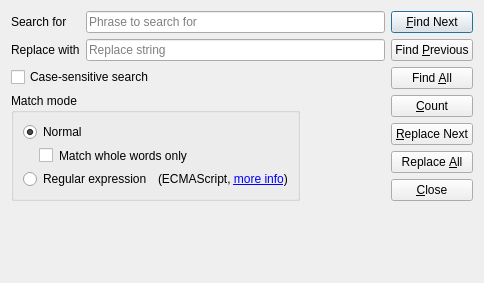
Qt form src/libtextosaurus/saurus/gui/dialogs/formfindreplace.ui (martinrotter/textosaurus) before a commit.
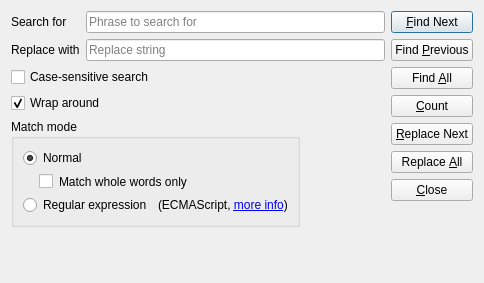
The same form after that commit. Custom widgets are drawn as their Qt base class.

Commit message: Fixed #60 and add clear buttons to lineedits.

What changed in the file:
```diff
--- a/src/libtextosaurus/saurus/gui/dialogs/formfindreplace.ui
+++ b/src/libtextosaurus/saurus/gui/dialogs/formfindreplace.ui
@@ -14,63 +14,7 @@
    <string>Find and Replace</string>
   </property>
   <layout class="QGridLayout" name="gridLayout_2">
-   <item row="2" column="0">
-    <widget class="QGroupBox" name="groupBox">
-     <property name="title">
-      <string>Match mode</string>
-     </property>
-     <layout class="QFormLayout" name="formLayout_2">
-      <item row="0" column="0">
-       <widget class="QRadioButton" name="m_rbModeNormal">
-        <property name="text">
-         <string>Normal</string>
-        </property>
-        <property name="checked">
-         <bool>true</bool>
-        </property>
-       </widget>
-      </item>
-      <item row="1" column="0">
-       <widget class="QCheckBox" name="m_checkMatchWholeWords">
-        <property name="styleSheet">
-         <string notr="true">margin-left: 16px;</string>
-        </property>
-        <property name="text">
-         <string>Match whole words only</string>
-        </property>
-       </widget>
-      </item>
-      <item row="2" column="0">
-       <layout class="QHBoxLayout" name="horizontalLayout">
-        <item>
-         <widget class="QRadioButton" name="m_rbModeRegex">
-          <property name="sizePolicy">
-           <sizepolicy hsizetype="Maximum" vsizetype="Fixed">
-            <horstretch>0</horstretch>
-            <verstretch>0</verstretch>
-           </sizepolicy>
-          </property>
-          <property name="text">
-           <string>Regular expression</string>
-          </property>
-         </widget>
-        </item>
-        <item>
-         <widget class="QLabel" name="m_lblRegexInfo">
-          <property name="text">
-           <string>&lt;html&gt;&lt;head/&gt;&lt;body&gt;&lt;p&gt;(ECMAScript, &lt;a href=&quot;http://www.cplusplus.com/reference/regex/ECMAScript/&quot;&gt;&lt;span style=&quot; text-decoration: underline; color:#0000ff;&quot;&gt;more info&lt;/span&gt;&lt;/a&gt;)&lt;/p&gt;&lt;/body&gt;&lt;/html&gt;</string>
-          </property>
-          <property name="buddy">
-           <cstring>m_rbModeRegex</cstring>
-          </property>
-         </widget>
-        </item>
-       </layout>
-      </item>
-     </layout>
-    </widget>
-   </item>
-   <item row="0" column="2" rowspan="4">
+   <item row="0" column="2" rowspan="5">
     <layout class="QVBoxLayout" name="verticalLayout">
      <property name="sizeConstraint">
       <enum>QLayout::SetFixedSize</enum>
@@ -142,24 +86,7 @@
      </item>
     </layout>
    </item>
-   <item row="4" column="0" colspan="3">
-    <widget class="QLabel" name="m_lblResult">
-     <property name="text">
-      <string/>
-     </property>
-    </widget>
-   </item>
-   <item row="1" column="0" colspan="2">
-    <widget class="QCheckBox" name="m_checkCaseSensitiveSearch">
-     <property name="styleSheet">
-      <string notr="true"/>
-     </property>
-     <property name="text">
-      <string>Case-sensitive search</string>
-     </property>
-    </widget>
-   </item>
-   <item row="3" column="0">
+   <item row="4" column="0">
     <spacer name="verticalSpacer_2">
      <property name="orientation">
       <enum>Qt::Vertical</enum>
@@ -172,18 +99,61 @@
      </property>
     </spacer>
    </item>
-   <item row="2" column="1" rowspan="2">
-    <spacer name="horizontalSpacer">
-     <property name="orientation">
-      <enum>Qt::Horizontal</enum>
+   <item row="3" column="0">
+    <widget class="QGroupBox" name="groupBox">
+     <property name="title">
+      <string>Match mode</string>
      </property>
-     <property name="sizeHint" stdset="0">
-      <size>
-       <width>40</width>
-       <height>20</height>
-      </size>
-     </property>
-    </spacer>
+     <layout class="QFormLayout" name="formLayout_2">
+      <item row="0" column="0">
+       <widget class="QRadioButton" name="m_rbModeNormal">
+        <property name="text">
+         <string>Normal</string>
+        </property>
+        <property name="checked">
+         <bool>true</bool>
+        </property>
+       </widget>
+      </item>
+      <item row="1" column="0">
+       <widget class="QCheckBox" name="m_checkMatchWholeWords">
+        <property name="styleSheet">
+         <string notr="true">margin-left: 16px;</string>
+        </property>
+        <property name="text">
+         <string>Match whole words only</string>
+        </property>
+       </widget>
+      </item>
+      <item row="2" column="0">
+       <layout class="QHBoxLayout" name="horizontalLayout">
+        <item>
+         <widget class="QRadioButton" name="m_rbModeRegex">
+          <property name="sizePolicy">
+           <sizepolicy hsizetype="Maximum" vsizetype="Fixed">
+            <horstretch>0</horstretch>
+            <verstretch>0</verstretch>
+           </sizepolicy>
+          </property>
+          <property name="text">
+           <string>Regular expression</string>
+          </property>
+         </widget>
+        </item>
+        <item>
+         <widget class="QLabel" name="m_lblRegexInfo">
+          <property name="text">
+           <string>&lt;html&gt;&lt;head/&gt;&lt;body&gt;&lt;p&gt;(ECMAScript, &lt;a href=&quot;http://www.cplusplus.com/reference/regex/ECMAScript/&quot;&gt;&lt;span style=&quot; text-decoration: underline; color:#0000ff;&quot;&gt;more info&lt;/span&gt;&lt;/a&gt;)&lt;/p&gt;&lt;/body&gt;&lt;/html&gt;</string>
+          </property>
+          <property name="buddy">
+           <cstring>m_rbModeRegex</cstring>
+          </property>
+         </widget>
+        </item>
+       </layout>
+      </item>
+     </layout>
+    </widget>
    </item>
    <item row="0" column="0" colspan="2">
     <layout class="QFormLayout" name="formLayout">
@@ -223,6 +193,46 @@
      </item>
     </layout>
    </item>
+   <item row="3" column="1" rowspan="2">
+    <spacer name="horizontalSpacer">
+     <property name="orientation">
+      <enum>Qt::Horizontal</enum>
+     </property>
+     <property name="sizeHint" stdset="0">
+      <size>
+       <width>40</width>
+       <height>20</height>
+      </size>
+     </property>
+    </spacer>
+   </item>
+   <item row="1" column="0" colspan="2">
+    <widget class="QCheckBox" name="m_checkCaseSensitiveSearch">
+     <property name="styleSheet">
+      <string notr="true"/>
+     </property>
+     <property name="text">
+      <string>Case-sensitive search</string>
+     </property>
+    </widget>
+   </item>
+   <item row="5" column="0" colspan="3">
+    <widget class="QLabel" name="m_lblResult">
+     <property name="text">
+      <string/>
+     </property>
+    </widget>
+   </item>
+   <item row="2" column="0" colspan="2">
+    <widget class="QCheckBox" name="m_checkWrapSearch">
+     <property name="text">
+      <string>Wrap around</string>
+     </property>
+     <property name="checked">
+      <bool>true</bool>
+     </property>
+    </widget>
+   </item>
   </layout>
  </widget>
  <customwidgets>
```
Left out of the diff: 7 changed lines with no effect on the pictures. The commit also changes 6 other files.
